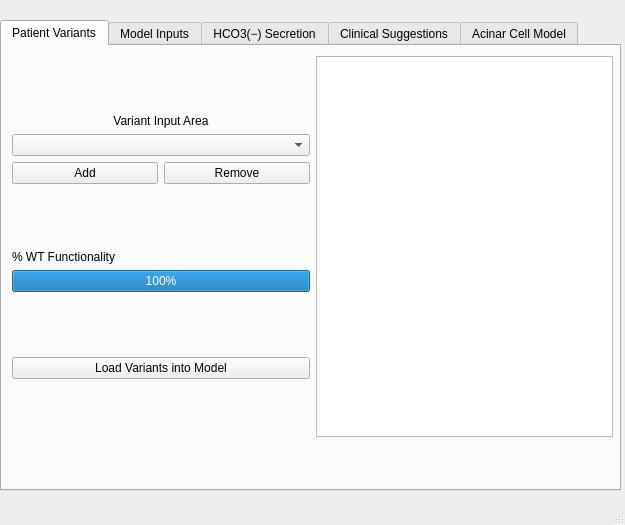
Old version of the form duct_model.ui in the repository Ariel-Precision-Medicine/ariel-cftr-duct-model.
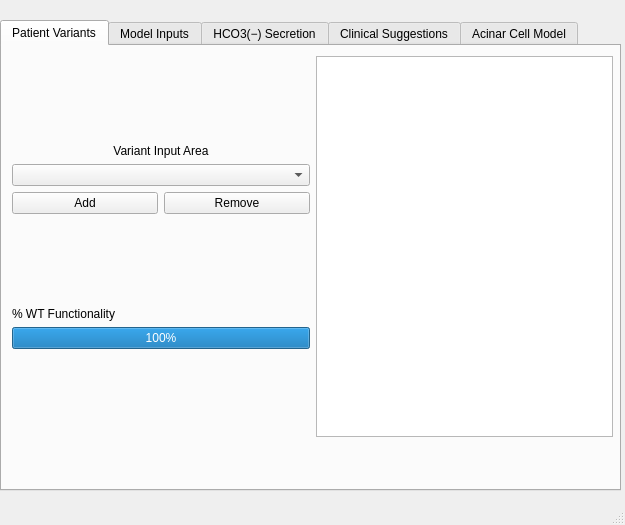
New version of the form. Icons and pictures are not drawn.

Commit message: Added variant input graphing functionality but lacks matplotlib embedding

```diff
--- a/duct_model.ui
+++ b/duct_model.ui
@@ -194,26 +194,6 @@
               </property>
              </spacer>
             </item>
-            <item>
-             <widget class="QPushButton" name="pushButton_load_variants">
-              <property name="text">
-               <string>Load Variants into Model</string>
-              </property>
-             </widget>
-            </item>
-            <item>
-             <spacer name="verticalSpacer_4">
-              <property name="orientation">
-               <enum>Qt::Vertical</enum>
-              </property>
-              <property name="sizeHint" stdset="0">
-               <size>
-                <width>20</width>
-                <height>40</height>
-               </size>
-              </property>
-             </spacer>
-            </item>
            </layout>
           </item>
           <item>
```
Left out of the diff: 19 changed lines with no effect on the pictures. The commit also changes 4 other files.
